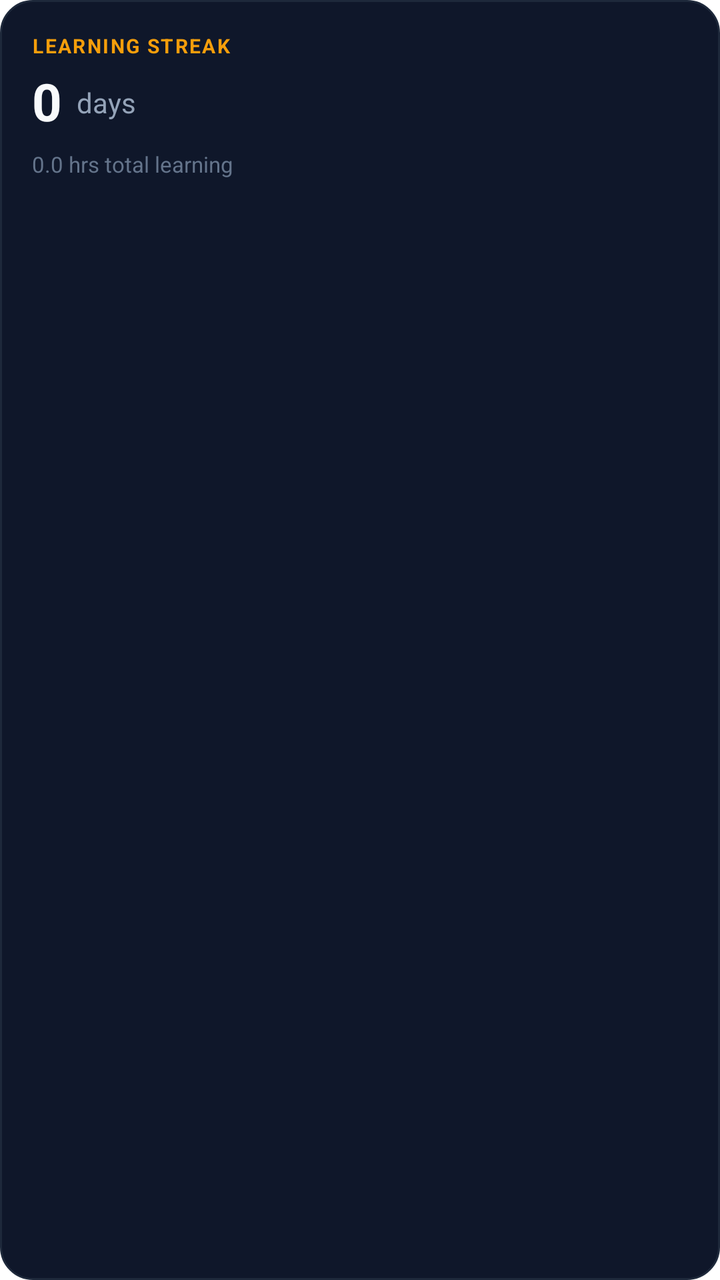
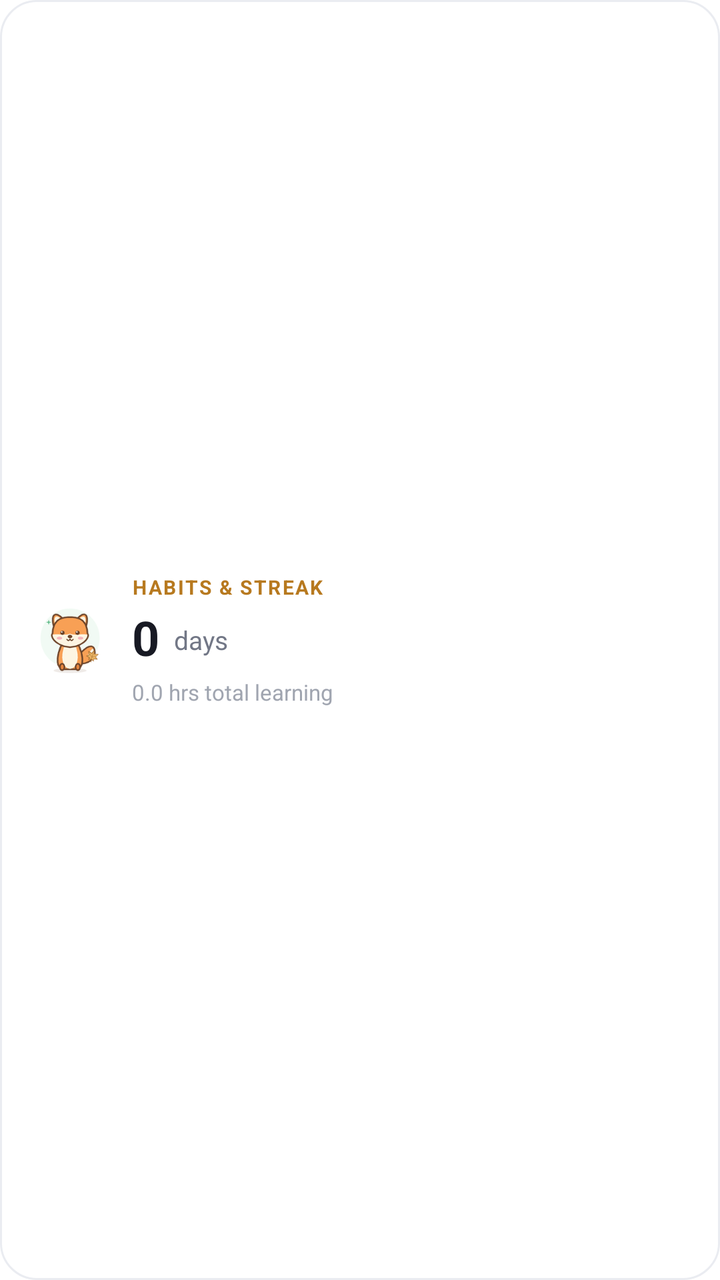

Screens rendered from an Android XML layout before and after an edit, with the pre-edit source and the edit as a unified diff.
<!-- AndroidManifest.xml: fallback theme Theme.MaterialComponents.DayNight.NoActionBar -->
<!-- res/layout/widget_streak.xml -->
<?xml version="1.0" encoding="utf-8"?>
<LinearLayout xmlns:android="http://schemas.android.com/apk/res/android"
    android:id="@+id/widget_streak_container"
    android:layout_width="match_parent"
    android:layout_height="match_parent"
    android:orientation="vertical"
    android:padding="16dp"
    android:background="@drawable/widget_background">

    <TextView
        android:layout_width="wrap_content"
        android:layout_height="wrap_content"
        android:text="LEARNING STREAK"
        android:textColor="#F59E0B"
        android:textSize="10sp"
        android:textStyle="bold"
        android:letterSpacing="0.08" />

    <LinearLayout
        android:layout_width="match_parent"
        android:layout_height="wrap_content"
        android:orientation="horizontal"
        android:gravity="bottom"
        android:layout_marginTop="4dp">

        <TextView
            android:id="@+id/tv_streak_days"
            android:layout_width="wrap_content"
            android:layout_height="wrap_content"
            android:text="0"
            android:textColor="#F8FAFC"
            android:textSize="26sp"
            android:textStyle="bold" />

        <TextView
            android:layout_width="wrap_content"
            android:layout_height="wrap_content"
            android:text=" days"
            android:textColor="#94A3B8"
            android:textSize="14sp"
            android:layout_marginStart="4dp"
            android:layout_marginBottom="4dp" />
    </LinearLayout>

    <TextView
        android:id="@+id/tv_learning_hours"
        android:layout_width="wrap_content"
        android:layout_height="wrap_content"
        android:layout_marginTop="6dp"
        android:text="0.0 hrs total learning"
        android:textColor="#64748B"
        android:textSize="11sp" />
</LinearLayout>
<!-- resources referenced by this layout -->
<resources>
  <!-- drawable widget_background (drawable) -->
  <?xml version="1.0" encoding="utf-8"?>
  <shape xmlns:android="http://schemas.android.com/apk/res/android"
      android:shape="rectangle">
      <solid android:color="#0F172A" />
      <corners android:radius="16dp" />
      <stroke
          android:width="1dp"
          android:color="#1E293B" />
  </shape>
</resources>

<!-- the commit's change to res/layout/widget_streak.xml (unified diff, before → after) -->
@@ -3,51 +3,69 @@
     android:id="@+id/widget_streak_container"
     android:layout_width="match_parent"
     android:layout_height="match_parent"
-    android:orientation="vertical"
-    android:padding="16dp"
+    android:orientation="horizontal"
+    android:gravity="center_vertical"
+    android:padding="14dp"
     android:background="@drawable/widget_background">
 
-    <TextView
-        android:layout_width="wrap_content"
-        android:layout_height="wrap_content"
-        android:text="LEARNING STREAK"
-        android:textColor="#F59E0B"
-        android:textSize="10sp"
-        android:textStyle="bold"
-        android:letterSpacing="0.08" />
+    <ImageView
+        android:layout_width="42dp"
+        android:layout_height="42dp"
+        android:layout_marginEnd="10dp"
+        android:src="@drawable/widget_companion_streak"
+        android:contentDescription="FALL Streak Pip"
+        android:scaleType="fitCenter" />
 
     <LinearLayout
-        android:layout_width="match_parent"
+        android:layout_width="0dp"
         android:layout_height="wrap_content"
-        android:orientation="horizontal"
-        android:gravity="bottom"
-        android:layout_marginTop="4dp">
-
-        <TextView
-            android:id="@+id/tv_streak_days"
-            android:layout_width="wrap_content"
-            android:layout_height="wrap_content"
-            android:text="0"
-            android:textColor="#F8FAFC"
-            android:textSize="26sp"
-            android:textStyle="bold" />
+        android:layout_weight="1"
+        android:orientation="vertical">
 
         <TextView
             android:layout_width="wrap_content"
             android:layout_height="wrap_content"
-            android:text=" days"
-            android:textColor="#94A3B8"
-            android:textSize="14sp"
-            android:layout_marginStart="4dp"
-            android:layout_marginBottom="4dp" />
+            android:text="HABITS &amp; STREAK"
+            android:textColor="@color/widget_streak_accent"
+            android:textSize="10sp"
+            android:textStyle="bold"
+            android:letterSpacing="0.08" />
+
+        <LinearLayout
+            android:layout_width="match_parent"
+            android:layout_height="wrap_content"
+            android:orientation="horizontal"
+            android:gravity="bottom"
+            android:layout_marginTop="2dp">
+
+            <TextView
+                android:id="@+id/tv_streak_days"
+                android:layout_width="wrap_content"
+                android:layout_height="wrap_content"
+                android:text="0"
+                android:textColor="@color/widget_text_primary"
+                android:textSize="24sp"
+                android:textStyle="bold" />
+
+            <TextView
+                android:layout_width="wrap_content"
+                android:layout_height="wrap_content"
+                android:text=" days"
+                android:textColor="@color/widget_text_secondary"
+                android:textSize="13sp"
+                android:layout_marginStart="4dp"
+                android:layout_marginBottom="3dp" />
+        </LinearLayout>
+
+        <TextView
+            android:id="@+id/tv_learning_hours"
+            android:layout_width="wrap_content"
+            android:layout_height="wrap_content"
+            android:layout_marginTop="4dp"
+            android:text="0.0 hrs total learning"
+            android:textColor="@color/widget_text_tertiary"
+            android:textSize="11sp"
+            android:maxLines="1"
+            android:ellipsize="end" />
     </LinearLayout>
-
-    <TextView
-        android:id="@+id/tv_learning_hours"
-        android:layout_width="wrap_content"
-        android:layout_height="wrap_content"
-        android:layout_marginTop="6dp"
-        android:text="0.0 hrs total learning"
-        android:textColor="#64748B"
-        android:textSize="11sp" />
 </LinearLayout>
<!-- resource entries referenced after the edit -->
@@ -1,14 +1,21 @@
 <!-- resources referenced by this layout -->
 <resources>
+  <color name="widget_streak_accent">#B7791F</color>
+  <color name="widget_text_primary">#171923</color>
+  <color name="widget_text_secondary">#727786</color>
+  <color name="widget_text_tertiary">#A0A5B0</color>
   <!-- drawable widget_background (drawable) -->
   <?xml version="1.0" encoding="utf-8"?>
   <shape xmlns:android="http://schemas.android.com/apk/res/android"
       android:shape="rectangle">
-      <solid android:color="#0F172A" />
-      <corners android:radius="16dp" />
+      <solid android:color="@color/widget_bg" />
+      <corners android:radius="18dp" />
       <stroke
           android:width="1dp"
-          android:color="#1E293B" />
+          android:color="@color/widget_border" />
   </shape>
+  <!-- drawable widget_companion_streak: png bitmap (drawable-nodpi, 17453 bytes) -->
+  <color name="widget_bg">#FFFFFF</color>
+  <color name="widget_border">#EAECF1</color>
 </resources>
 
